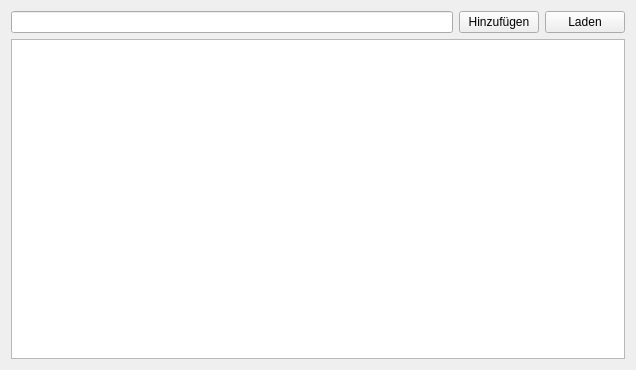
JayDalton/MatrixFilter, file FilterDialog/Dialog/FileSelect/FileSelectTab.ui: the form before one commit.
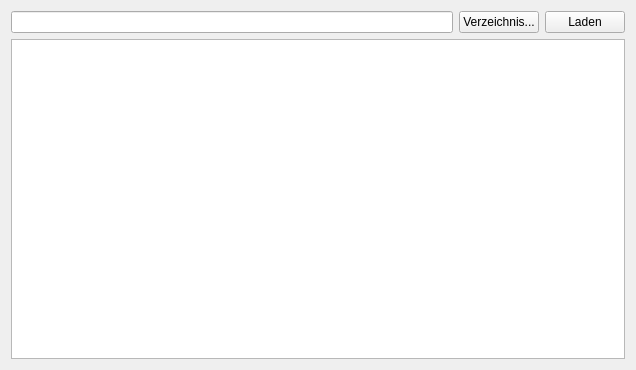
The form after the commit.

Diff of the .ui file:
```diff
--- a/FilterDialog/Dialog/FileSelect/FileSelectTab.ui
+++ b/FilterDialog/Dialog/FileSelect/FileSelectTab.ui
@@ -22,7 +22,7 @@
      <item>
       <widget class="QPushButton" name="openButton">
        <property name="text">
-        <string>Hinzufügen</string>
+        <string>Verzeichnis...</string>
        </property>
       </widget>
      </item>
```
Left out of the diff: 6 changed lines with no effect on the pictures.
